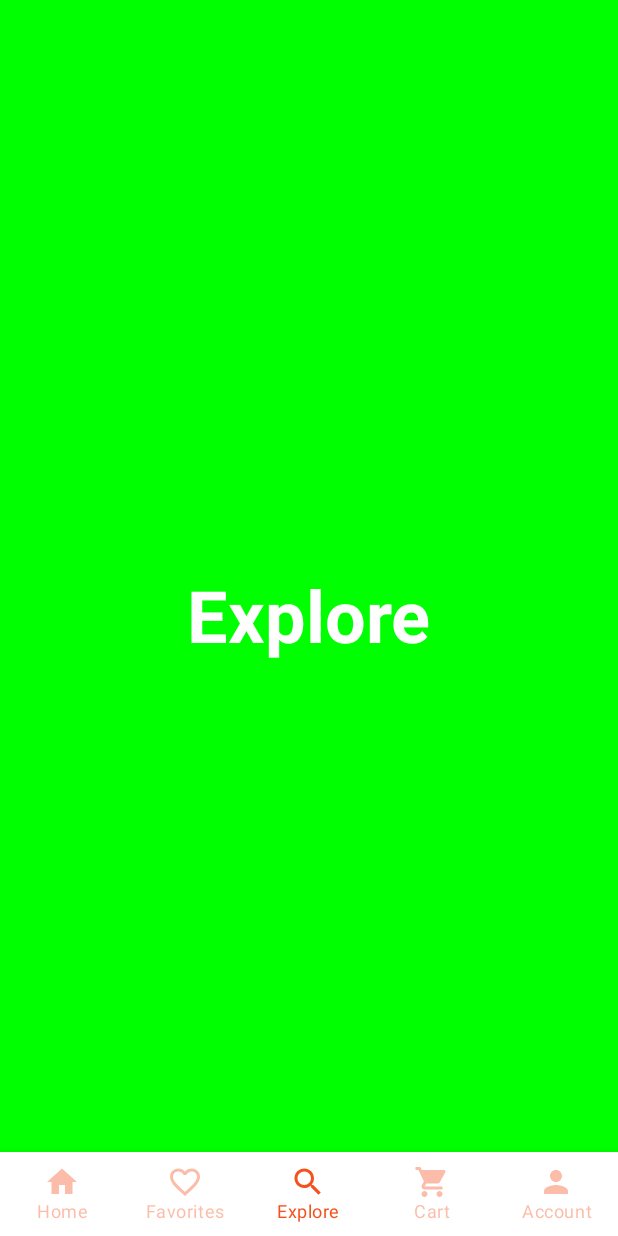
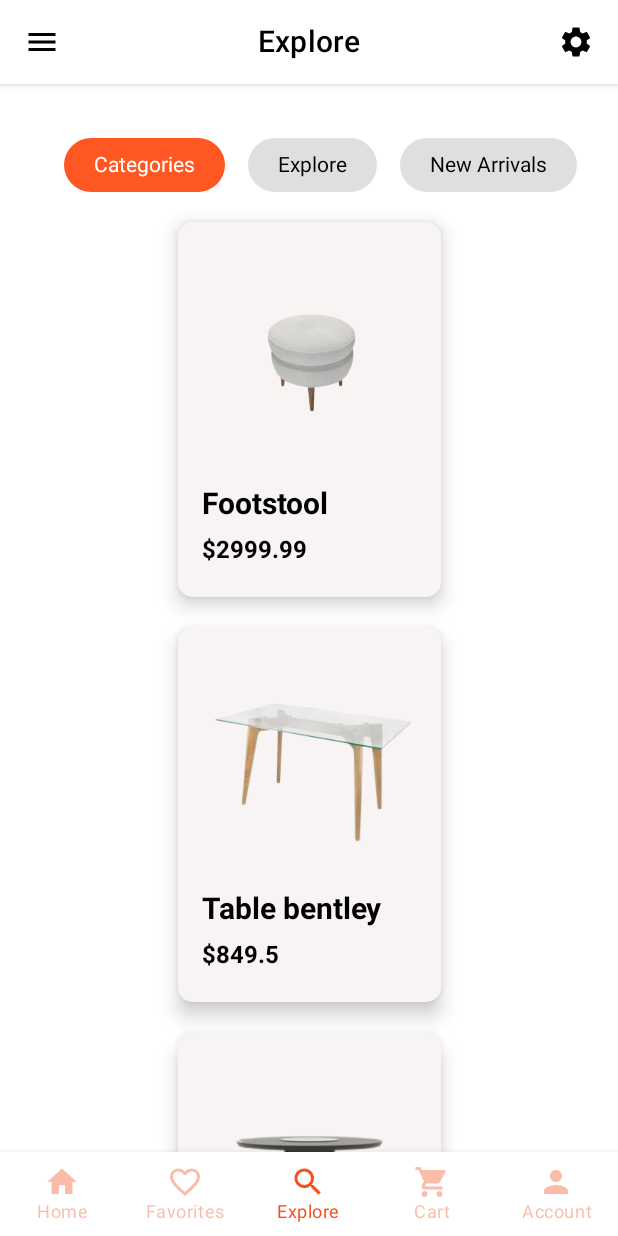
Before and after one commit to FranciscoD2001/FurnitureWithCompose, an Android app built with Jetpack Compose: the composable MainScreen shown on its own in the app's theme, item 3 of the bottom bar chosen, on a phone screen of 412 x 824 dp. Run offline under Robolectric (Android 15) with nearby library versions, the phone set to English and light mode, and no system bars; our stand-ins replace accompanist; 1 statement that could not run was skipped.

Commit message:
Se implemnto el app bar y se modificarinb

```diff
--- a/app/src/main/java/com/example/probandoerrores/BottomNavGraph.kt
+++ b/app/src/main/java/com/example/probandoerrores/BottomNavGraph.kt
@@ -19,7 +19,7 @@ fun BottomNavGraph(navController: NavHostController) {
             FavoritesScreen()
         }
         composable(route = BottomBarScreen.Explore.route) {
-            ExploreScreen()
+            ExploreUI(navController)
         }
         composable(route = BottomBarScreen.Cart.route) {
             CartUI(navController)
--- a/app/src/main/java/com/example/probandoerrores/Products.kt
+++ b/app/src/main/java/com/example/probandoerrores/Products.kt
@@ -3,7 +3,7 @@ package com.example.probandoerrores
 import androidx.annotation.DrawableRes
 
 data class Products(
-    @DrawableRes val imgProduct: Int,
-    val nameProduct: String,
-    val priceProduct: Int
+    val title: String,
+    @DrawableRes val imageResource: Int,
+    val price: Double
 )
--- a/app/src/main/java/com/example/probandoerrores/screens/Explore.kt
+++ b/app/src/main/java/com/example/probandoerrores/screens/Explore.kt
@@ -1,35 +1,112 @@
 package com.example.probandoerrores.screens
 
+import androidx.compose.foundation.Image
 import androidx.compose.foundation.background
-import androidx.compose.foundation.layout.Box
-import androidx.compose.foundation.layout.fillMaxSize
-import androidx.compose.material.MaterialTheme
-import androidx.compose.material.Text
-import androidx.compose.runtime.Composable
+import androidx.compose.foundation.clickable
+import androidx.compose.foundation.layout.*
+import androidx.compose.foundation.lazy.LazyColumn
+import androidx.compose.foundation.lazy.LazyRow
+import androidx.compose.foundation.lazy.items
+import androidx.compose.foundation.shape.RoundedCornerShape
+import androidx.compose.material.*
+import androidx.compose.material.icons.Icons
+import androidx.compose.material.icons.filled.Menu
+import androidx.compose.material.icons.filled.Settings
+import androidx.compose.runtime.*
 import androidx.compose.ui.Alignment
 import androidx.compose.ui.Modifier
+import androidx.compose.ui.draw.clip
 import androidx.compose.ui.graphics.Color
+import androidx.compose.ui.res.painterResource
 import androidx.compose.ui.text.font.FontWeight
+import androidx.compose.ui.text.style.TextAlign
 import androidx.compose.ui.tooling.preview.Preview
+import androidx.compose.ui.unit.dp
+import androidx.compose.ui.unit.sp
+import androidx.navigation.NavController
+import com.example.probandoerrores.Products
+import com.example.probandoerrores.R
 
 @Composable
-fun ExploreScreen() {
-    Box(
-        modifier = Modifier
-            .fillMaxSize()
-            .background(Color.Green),
-        contentAlignment = Alignment.Center
-    ){
-        Text(
-            text ="Explore",
-            fontSize = MaterialTheme.typography.h3.fontSize,
-            fontWeight = FontWeight.Bold,
-            color = Color.White
-        )
+internal fun ExploreTopAppBar() {
+    TopAppBar {
+        CompositionLocalProvider(
+            LocalContentAlpha provides ContentAlpha.high
+        ) {
+            IconButton(onClick = { /*TODO*/ }) {
+                Icon(
+                    imageVector = Icons.Filled.Menu,
+                    contentDescription = "Abrir menu",
+                    tint = Color(0xFF000000)
+                )
+            }
+        }
+
+        CompositionLocalProvider(
+            LocalContentAlpha provides ContentAlpha.high,
+            LocalTextStyle provides MaterialTheme.typography.h6
+        ) {
+            Text(
+                text = "Explore",
+                textAlign = TextAlign.Center,
+                modifier = Modifier
+                    .fillMaxWidth()
+                    .weight(1f),
+                color = Color(0xFF000000)
+            )
+        }
+        IconButton(onClick = { /*TODO*/ }) {
+            Icon(
+                imageVector = Icons.Filled.Settings,
+                contentDescription = "Ajustes",
+                tint = Color(0xFF000000)
+            )
+        }
     }
 }
+
+private val listProducts = listOf(
+    Products("Footstool", R.drawable.footstool, 2999.99),
+    Products("Table bentley", R.drawable.tablebentley, 849.50),
+    Products("Astrid table", R.drawable.astridtable, 1500.00),
+    Products("Sofa", R.drawable.sofablanco, 900.00),
+    Products("Log Island Sofa", R.drawable.logislandsofa, 2999.99),
+    Products("Ous bourne", R.drawable.ousbourne, 849.50),
+    Products("Bardot table", R.drawable.bardottable, 1500.00),
+    Products("Ringo Storage", R.drawable.ringostorage, 900.00)
+)
+
 @Composable
-@Preview
-fun ExploreScreenPreview() {
-    ExploreScreen()
+fun ExploreUI(navController: NavController) {
+    Scaffold() {
+        ExploreTopAppBar()
+        ExploreUIBodyContent(navController)
+    }
 }
+
+
+@Composable
+fun ExploreUIBodyContent(navController: NavController){
+    LazyColumn(
+        contentPadding = PaddingValues(16.dp),
+        verticalArrangement = Arrangement.spacedBy(20.dp),
+        modifier = Modifier
+            .fillMaxWidth()
+            .padding(top = 56.dp, bottom = 56.dp),
+        horizontalAlignment = Alignment.CenterHorizontally
+    ) {
+        item {
+            ChipSection(chips = listOf("Categories", "Explore", "New Arrivals"))
+        }
+        items(listProducts) {
+            ProductStyle(product = it)
+        }
+
+    }
+}
+
+//@Composable
+//@Preview
+//fun ExploreScreenPreview() {
+//    ExploreScreen()
+//}
--- a/app/src/main/java/com/example/probandoerrores/screens/Home.kt
+++ b/app/src/main/java/com/example/probandoerrores/screens/Home.kt
@@ -8,11 +8,10 @@ import androidx.compose.foundation.lazy.*
 import androidx.compose.foundation.shape.RoundedCornerShape
 import androidx.compose.material.*
 import androidx.compose.material.ContentAlpha.medium
-import androidx.compose.runtime.Composable
-import androidx.compose.runtime.mutableStateOf
-import androidx.compose.runtime.remember
-import androidx.compose.runtime.setValue
-import androidx.compose.runtime.getValue
+import androidx.compose.material.icons.Icons
+import androidx.compose.material.icons.filled.Menu
+import androidx.compose.material.icons.filled.Settings
+import androidx.compose.runtime.*
 import androidx.compose.ui.Alignment
 import androidx.compose.ui.Modifier
 import androidx.compose.ui.draw.clip
@@ -20,6 +19,7 @@ import androidx.compose.ui.geometry.Offset.Companion.Unspecified
 import androidx.compose.ui.graphics.Color
 import androidx.compose.ui.res.painterResource
 import androidx.compose.ui.text.font.FontWeight
+import androidx.compose.ui.text.style.TextAlign
 import androidx.compose.ui.tooling.preview.Preview
 import androidx.compose.ui.unit.dp
 import androidx.compose.ui.unit.sp
@@ -28,26 +28,57 @@ import com.example.probandoerrores.Products
 import com.example.probandoerrores.R
 import com.example.probandoerrores.getAllCategories
 
+@Composable
+internal fun CenterAlignedTopAppBar() {
+    TopAppBar {
+        CompositionLocalProvider(
+            LocalContentAlpha provides ContentAlpha.high
+        ) {
+            IconButton(onClick = { /*TODO*/ }) {
+                Icon(
+                    imageVector = Icons.Filled.Menu,
+                    contentDescription = "Abrir menu",
+                    tint = Color(0xFF000000)
+                )
+            }
+        }
 
-data class Product(
-    val title: String,
-    @DrawableRes val imageResource: Int,
-    val price: Double
-)
+        CompositionLocalProvider(
+            LocalContentAlpha provides ContentAlpha.high,
+            LocalTextStyle provides MaterialTheme.typography.h6
+        ) {
+            Text(
+                text = "Home",
+                textAlign = TextAlign.Center,
+                modifier = Modifier
+                    .fillMaxWidth()
+                    .weight(1f),
+                color = Color(0xFF000000)
+            )
+        }
+        IconButton(onClick = { /*TODO*/ }) {
+            Icon(
+                imageVector = Icons.Filled.Settings,
+                contentDescription = "Ajustes",
+                tint = Color(0xFF000000)
+            )
+        }
+    }
+}
 
 private val listProducts = listOf(
-    Product("Footstool", R.drawable.footstool, 2999.99),
-    Product("Table bentley", R.drawable.tablebentley, 849.50),
-    Product("Astrid table", R.drawable.astridtable, 1500.00),
-    Product("Sofa", R.drawable.sofablanco, 900.00),
-    Product("Log Island Sofa", R.drawable.logislandsofa, 2999.99),
-    Product("Ous bourne", R.drawable.ousbourne, 849.50),
-    Product("Bardot table", R.drawable.bardottable, 1500.00),
-    Product("Ringo Storage", R.drawable.ringostorage, 900.00)
+    Products("Footstool", R.drawable.footstool, 2999.99),
+    Products("Table bentley", R.drawable.tablebentley, 849.50),
+    Products("Astrid table", R.drawable.astridtable, 1500.00),
+    Products("Sofa", R.drawable.sofablanco, 900.00),
+    Products("Log Island Sofa", R.drawable.logislandsofa, 2999.99),
+    Products("Ous bourne", R.drawable.ousbourne, 849.50),
+    Products("Bardot table", R.drawable.bardottable, 1500.00),
+    Products("Ringo Storage", R.drawable.ringostorage, 900.00)
 )
 
 @Composable
-fun ProductStyle(product: Product){
+fun ProductStyle(product: Products){
     Card(
         shape = RoundedCornerShape(10.dp),
         elevation = 8.dp,
@@ -90,6 +121,7 @@ fun ProductStyle(product: Product){
 @Composable
 fun HomeUI(navController:NavController) {
     Scaffold() {
+        CenterAlignedTopAppBar()
         HomeUIBodyContent(navController)
     }
 }
@@ -102,8 +134,7 @@ fun HomeUIBodyContent(navController: NavController){
         verticalArrangement = Arrangement.spacedBy(20.dp),
         modifier = Modifier
             .fillMaxWidth()
-            .padding(20.dp)
-            .padding(top = 25.dp),
+            .padding(top = 56.dp, bottom = 56.dp),
         horizontalAlignment = Alignment.CenterHorizontally
     ) {
         item {
@@ -121,8 +152,6 @@ fun HomeUIBodyContent(navController: NavController){
                         .size(305.dp)
                 )
             }
-        }
-        item{
             ChipSection(chips = listOf("Trending Now", "Sofa", "Table", "Chairs", "Beds", "New Arrivals"))
         }
         items(listProducts) {
@@ -153,7 +182,9 @@ fun ChipSection(
                         if (selectedChipIndex == it) Color(0xFFFF5722)
                         else Color(0xFFDFDFDF)
                     )
-                    .padding(15.dp)
+
+                    .padding(20.dp, 10.dp)
+                           //WIDTH | HEIGHT
             ){
                 Text(
                     text = chips[it],
--- a/app/src/main/java/com/example/probandoerrores/ui/theme/Color.kt
+++ b/app/src/main/java/com/example/probandoerrores/ui/theme/Color.kt
@@ -3,7 +3,7 @@ package com.example.probandoerrores.ui.theme
 import androidx.compose.ui.graphics.Color
 
 val Purple200 = Color(0xFFBB86FC)
-val Purple500 = Color(0xFFD3D3D3)
+val Purple500 = Color(0xFFFFFFFF)
 val Purple700 = Color(0xFFF4511E)
 val Teal200 = Color(0xFF03DAC5)
 
--- a/app/src/main/java/com/example/probandoerrores/ui/theme/Theme.kt
+++ b/app/src/main/java/com/example/probandoerrores/ui/theme/Theme.kt
@@ -13,7 +13,7 @@ private val DarkColorPalette = darkColors(
 )
 
 private val LightColorPalette = lightColors(
-    primary = Purple700,
+    primary = Purple500,
     primaryVariant = Purple700,
     secondary = Teal200
 
```
Also changed, not shown: app/src/main/java/com/example/probandoerrores/logins/ForgetPassword.kt (+7 -5 lines), app/src/main/java/com/example/probandoerrores/logins/LogIn.kt (+4 -14 lines), app/src/main/java/com/example/probandoerrores/logins/SignUp.kt (+24 -6 lines).
